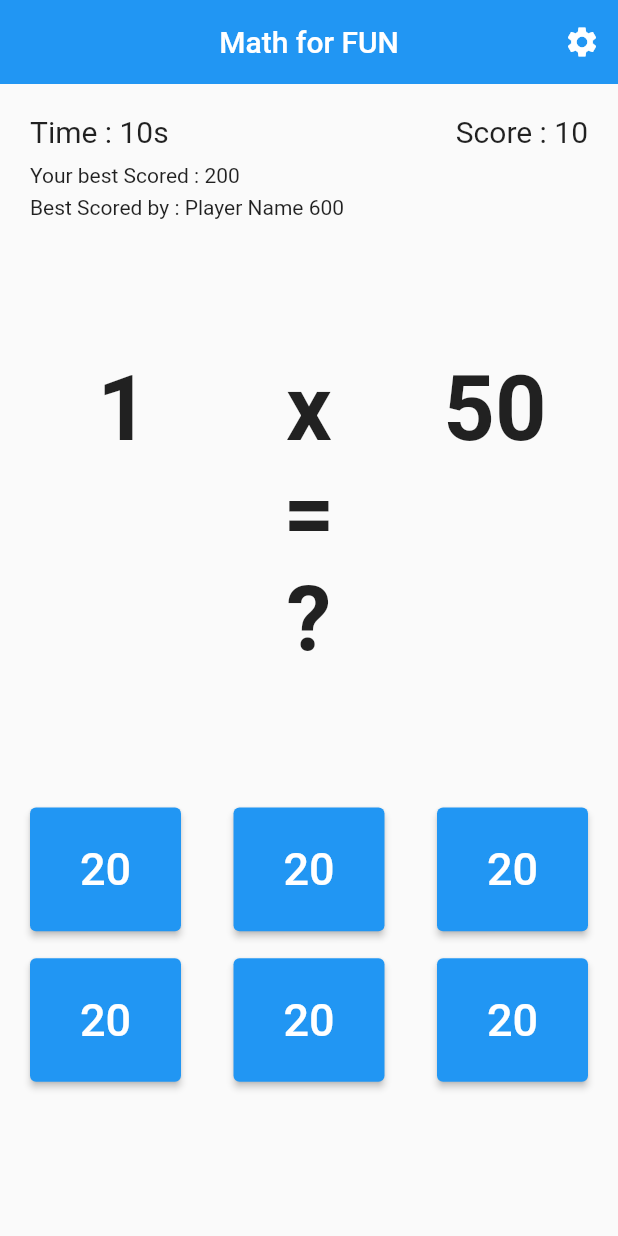
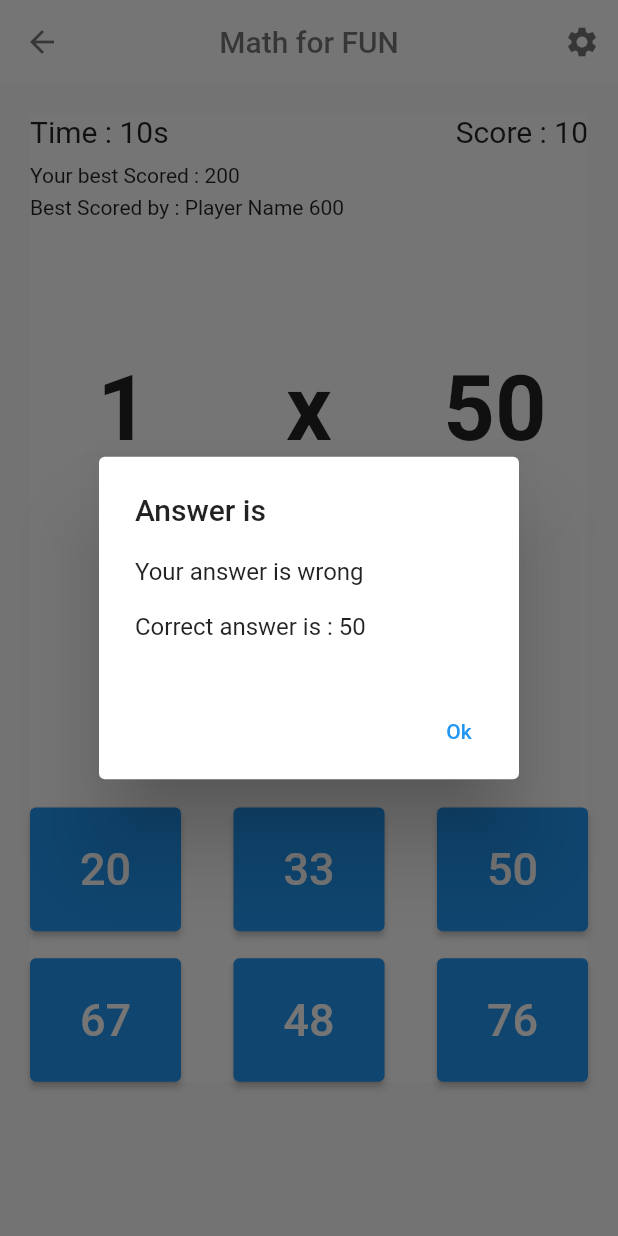
Before and after one commit to madurachandima/math_game, a Flutter app: the Home screen opened directly, after a tap on "20", on a phone screen of 412 x 824 dp. Run offline on Flutter 3.47's test engine with Material 2 defaults, Android fonts, the phone set to English and light mode, and no system bars; our stand-ins replace get.

Commit message:
add  new screens

```diff
--- /dev/null
+++ b/lib/Methods.dart
@@ -0,0 +1,4 @@
+abstract class Methods {
+  calculate();
+  createAnswersArray();
+}
--- /dev/null
+++ b/lib/Util.dart
@@ -0,0 +1,10 @@
+import 'dart:math';
+
+class Utills {
+  generateRandomNumner(int max, int min) {
+    int min = 0;
+    int max = 3;
+    var rnd = new Random();
+    return min + rnd.nextInt(max - min);
+  }
+}
--- /dev/null
+++ b/lib/controller/firstScreenController.dart
@@ -0,0 +1,3 @@
+import 'package:get/get.dart';
+
+class FirstScreenController extends GetxController {}
--- a/lib/controller/homeController.dart
+++ b/lib/controller/homeController.dart
@@ -1,13 +1,16 @@
 import 'dart:math';
 
 import 'package:get/get.dart';
+import 'package:math_game/Util.dart';
+import 'package:math_game/Methods.dart';
 
-class HomeController extends GetxController {
+class HomeController extends GetxController implements Methods {
   var operaters = ["-", "/", "+", "x"];
+  var numbers = [].obs;
   var operater = "".obs;
   var value1 = 0.obs;
   var value2 = 0.obs;
-  var answer = 0;
+  var answer = 0.obs;
 
   @override
   void onInit() {
@@ -15,72 +18,96 @@
     super.onInit();
   }
 
-  getOperaterByRandom() {
-    Random rnd;
-    int min = 0;
-    int max = 3;
-    rnd = new Random();
-    var r = min + rnd.nextInt(max - min);
-    return operaters.elementAt(r);
-  }
+  @override
+  calculate() {
+    var randValue1 = new Utills().generateRandomNumner(11, 110);
+    var randValue2 = new Utills().generateRandomNumner(10, 150);
+    var operrator =
+        operaters.elementAt(new Utills().generateRandomNumner(0, 3));
 
-  getRandomeNumber() {
-    Random rnd;
-    int min = 0;
-    int max = 100;
-    rnd = new Random();
-    return min + rnd.nextInt(max - min);
-  }
+    // var randValue1 = 3;
+    // var randValue2 = 10;
+    // var operrator = "-";
 
-  calculate() {
-    var randValue1 = getRandomeNumber();
-    var randValue2 = getRandomeNumber();
+    print("operator $operrator");
+    // print("Value 1 $randValue1" + "value 2 $randValue2");
 
-    switch (getOperaterByRandom()) {
+    switch (operrator) {
       case "-":
         if (randValue1 > randValue2) {
-          answer = randValue1 - randValue2;
+          answer.value = randValue1 - randValue2;
+          createAnswersArray();
+          print("answer - 1 ${answer.value}");
         } else {
-          while (randValue1 > randValue2) {
-            randValue1 = getRandomeNumber();
-            randValue2 = getRandomeNumber();
+          while (randValue1 < randValue2) {
+            randValue1 = new Utills().generateRandomNumner(20, 99);
+            randValue2 = new Utills().generateRandomNumner(32, 76);
           }
 
           if (randValue1 > randValue2) {
-            answer = randValue1 - randValue2;
+            print("Value 1 $randValue1" + "value 2 $randValue2");
+            answer.value = randValue1 - randValue2;
+            createAnswersArray();
+            print("answer - 2${answer.value}");
           }
         }
         break;
 
       case "+":
-        answer = randValue1 + randValue2;
+        answer.value = randValue1 + randValue2;
+        createAnswersArray();
+        print("answer + ${answer.value}");
         break;
 
       case "/":
         var a;
-        a = value1.value / value2.value;
-
+        a = randValue1 / randValue2;
+        print(a);
         bool isInteger(num value) => (value % 1) == 0;
 
         if (isInteger(a)) {
-          answer = a.toInt();
+          answer.value = a.toInt();
+          createAnswersArray();
+          print("answer / 1 ${answer.value}");
         } else {
-          while (isInteger(a)) {
-            randValue1 = getRandomeNumber();
-            randValue2 = getRandomeNumber();
+          while (!isInteger(a)) {
+            randValue1 = new Utills().generateRandomNumner(45, 145);
+            randValue2 = new Utills().generateRandomNumner(32, 123);
             a = randValue1 / randValue2;
           }
           if (isInteger(a)) {
-            answer = a;
+            print("Value 1 $randValue1" + "value 2 $randValue2");
+            answer.value = a.toInt();
+            createAnswersArray();
+            print("answer / 2 ${answer.value}");
           }
         }
         break;
 
       case "x":
-        answer = randValue1 * randValue2;
+        answer.value = randValue1 * randValue2;
+        print("answer * ${answer.value}");
+        createAnswersArray();
         break;
 
       default:
     }
   }
+
+  @override
+  createAnswersArray() {
+    var maxValue = answer.value + 10;
+    var minValue = answer.value + 10;
+    print("MaxValue 1 $maxValue" + "Minvalue 2 $maxValue");
+
+    for (var i = 0; i < 5; i++) {
+      var number = new Utills().generateRandomNumner(maxValue, minValue);
+      numbers.add(number);
+      numbers.shuffle();
+    }
+
+    numbers.add(answer.value);
+    numbers.shuffle();
+    print(numbers);
+  }
 }
--- a/lib/screens/home.dart
+++ b/lib/screens/home.dart
@@ -14,9 +14,15 @@
 
     return Scaffold(
       appBar: AppBar(
-        title: Text("Math for FUN"),
+        // iconTheme: IconThemeData(color: Colors.black54),
+        title: Text(
+          "Math for FUN",
+          style: TextStyle(color: Colors.black54),
+        ),
         centerTitle: true,
         elevation: 0,
+        backgroundColor: Colors.white,
+        foregroundColor: Colors.black54,
         actions: [
           IconButton(
               onPressed: () {
@@ -25,12 +31,16 @@
                   builder: (BuildContext context) => AlertDialog(
                     title: Text('Update Player Information'),
                     content: Container(
-                      height: 80,
+                      height: 120,
                       child: Column(
                         crossAxisAlignment: CrossAxisAlignment.start,
                         children: [
                           Text("Player Name : "),
                           TextField(),
+                          Padding(
+                            padding: EdgeInsets.only(top: 18.0),
+                            child: Text("Your Best Score : 200 "),
+                          )
                         ],
                       ),
                     ),
@@ -47,16 +57,22 @@
                   ),
                 );
               },
-              icon: Icon(Icons.settings))
+              icon: Icon(
+                Icons.settings,
+                color: Colors.black54,
+              ))
         ],
       ),
       body: Padding(
         padding: EdgeInsets.symmetric(vertical: 20, horizontal: 20),
         child: SingleChildScrollView(
-          child: Column(
-            mainAxisAlignment: MainAxisAlignment.center,
-            crossAxisAlignment: CrossAxisAlignment.center,
-            children: [ScoreArea(), ViewArea(), BottomArea()],
+          child: Container(
+            color: Colors.white,
+            child: Column(
+              mainAxisAlignment: MainAxisAlignment.center,
+              crossAxisAlignment: CrossAxisAlignment.center,
+              children: [ScoreArea(), ViewArea(), BottomArea()],
+            ),
           ),
         ),
       ),
--- a/lib/screens/widgets/bottom_area.dart
+++ b/lib/screens/widgets/bottom_area.dart
@@ -17,11 +17,35 @@
             children: [
               ElevatedButton(
                   onPressed: () {
-                    // bool isInteger(num value) => (value % 1) == 0;
-                    // print(isInteger(10.0));
-                    // while (isInteger(10.2)) {
-                    //   print("dsdsd");
-                    // }
+                    showDialog<String>(
+                      context: context,
+                      builder: (BuildContext context) => AlertDialog(
+                        title: Text('Answer is'),
+                        content: Container(
+                          height: 60,
+                          child: Column(
+                            crossAxisAlignment: CrossAxisAlignment.start,
+                            children: [
+                              Text("Your answer is wrong "),
+                              Padding(
+                                padding: EdgeInsets.only(top: 18.0),
+                                child: Text("Correct answer is : 50 "),
+                              )
+                            ],
+                          ),
+                        ),
+                        actions: <Widget>[
+                          // TextButton(
+                          //   onPressed: () => Navigator.pop(context, 'Cancel'),
+                          //   child: const Text('Cancel'),
+                          // ),
+                          TextButton(
+                            onPressed: () => Navigator.pop(context, 'Ok'),
+                            child: const Text('Ok'),
+                          ),
+                        ],
+                      ),
+                    );
                   },
                   child: Container(
                     alignment: Alignment.center,
@@ -40,7 +64,7 @@
                     width: contextWidth / 6,
                     height: contextHight / 10,
                     child: Text(
-                      "20",
+                      "33",
                       style: TextStyle(fontSize: 30),
                     ),
                   )),
@@ -52,7 +76,7 @@
                     width: contextWidth / 6,
                     height: contextHight / 10,
                     child: Text(
-                      "20",
+                      "50",
                       style: TextStyle(fontSize: 30),
                     ),
                   ))
@@ -68,7 +92,7 @@
                   width: contextWidth / 6,
                   height: contextHight / 10,
                   child: Text(
-                    "20",
+                    "67",
                     style: TextStyle(fontSize: 30),
                   ),
                 )),
@@ -80,7 +104,7 @@
                   width: contextWidth / 6,
                   height: contextHight / 10,
                   child: Text(
-                    "20",
+                    "48",
                     style: TextStyle(fontSize: 30),
                   ),
                 )),
@@ -92,7 +116,7 @@
                   width: contextWidth / 6,
                   height: contextHight / 10,
                   child: Text(
-                    "20",
+                    "76",
                     style: TextStyle(fontSize: 30),
                   ),
                 ))
--- a/pubspec.yaml
+++ b/pubspec.yaml
@@ -49,6 +49,8 @@
   # assets:
   #   - images/a_dot_burr.jpeg
   #   - images/a_dot_ham.jpeg
+  assets:
+    - assets/images/
 
   # An image asset can refer to one or more resolution-specific "variants", see
   # https://flutter.dev/assets-and-images/#resolution-aware.
```
Also changed, not shown: lib/const/assetsPath.dart (added, +7 -0 lines), lib/main.dart (+6 -5 lines), lib/screens/first_screen.dart (added, +77 -0 lines), assets/images/image_1.png (added).
